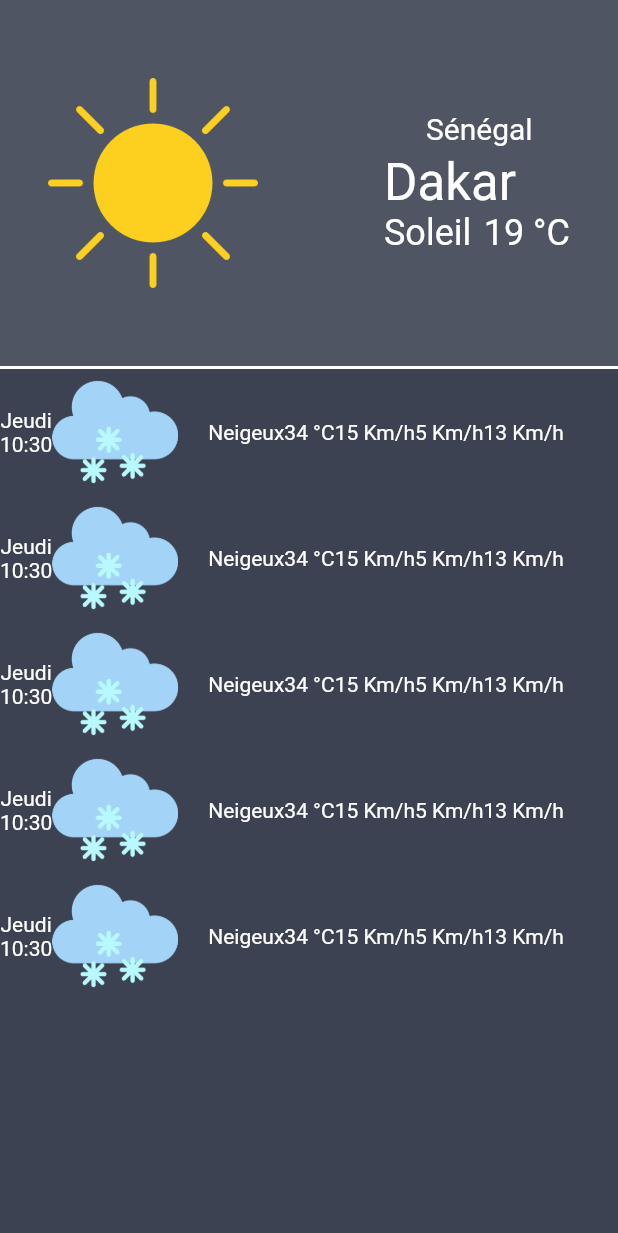
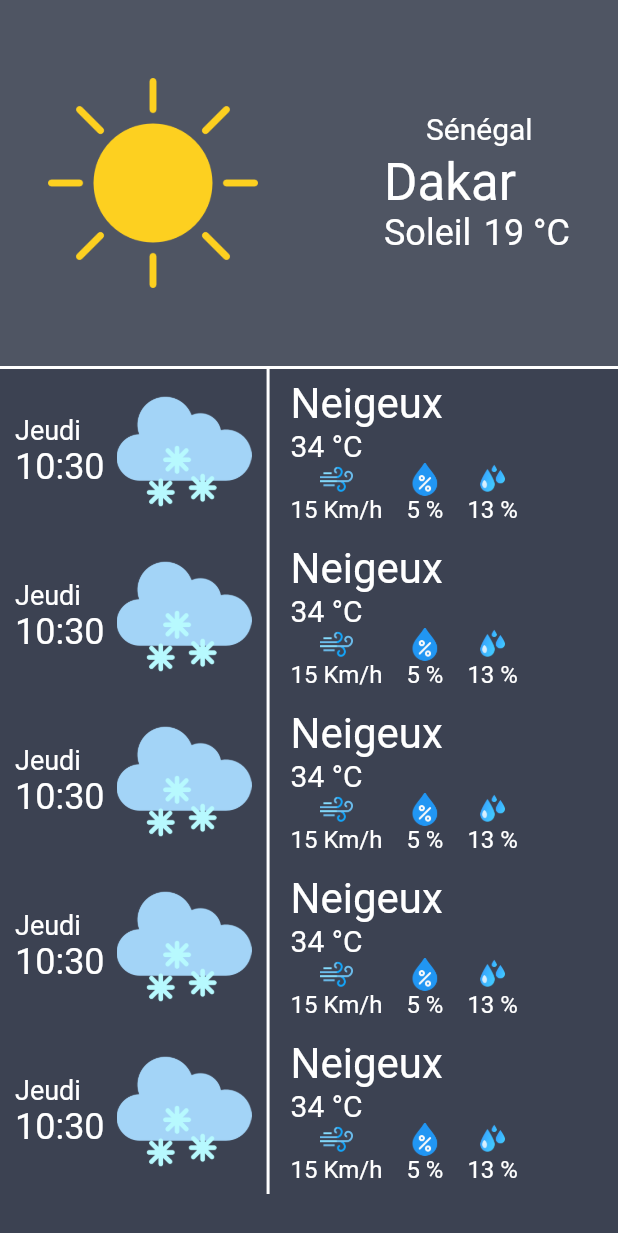
Before and after one commit to isyll/MeteoApp, a Flutter app: the screen it shows after launch, on a phone screen of 412 x 824 dp. Shown: the top 1233 px of the screen. Run offline on Flutter 3.47's test engine with Material 3 defaults, Android fonts, the phone set to English and light mode, and no system bars.

Commit message:
fix: style weather forecasts details

```diff
--- a/lib/services/weather_service.dart
+++ b/lib/services/weather_service.dart
@@ -30,7 +30,7 @@ class WeatherService {
 
   static String windSpeed(int windSpeed) => '$windSpeed Km/h';
 
-  static String chanceOfPrecipitations(int cop) => '$cop Km/h';
+  static String chanceOfPrecipitations(int cop) => '$cop %';
 
-  static String airHumidity(int airHumidity) => '$airHumidity Km/h';
+  static String airHumidity(int airHumidity) => '$airHumidity %';
 }
--- a/lib/widgets/weather_forecast.dart
+++ b/lib/widgets/weather_forecast.dart
@@ -7,10 +7,10 @@ import 'package:intl/intl.dart';
 class WeatherForecast extends StatelessWidget {
   const WeatherForecast({super.key, required this.forecasts});
 
-  final List<WeatherData> forecasts; // Prévision pour les prochains jours
+  final List<WeatherData> forecasts; // Prévisions des prochains jours
   final TextStyle defaultTextStyle = const TextStyle(
       color: Colors.white,
-      fontSize: 14.0,
+      fontSize: 16.0,
       fontWeight: FontWeight.normal,
       fontFamily: 'Roboto',
       decoration: TextDecoration.none);
@@ -37,54 +37,112 @@ class WeatherForecast extends StatelessWidget {
   }
 
   List<Widget> getForecastWidgets() {
-    return forecasts.map((f) {
-      return Row(children: [
+    return forecasts
+        .map((f) => Row(children: [_weatherSummary(f), _weatherDetails(f)]))
+        .toList();
+  }
+
+  Widget _weatherSummary(WeatherData wd) {
+    return Container(
+        decoration: const BoxDecoration(
+            border: Border(right: BorderSide(color: Colors.white, width: 2))),
+        child: Padding(
+          padding: const EdgeInsets.all(10.0),
+          child: Row(children: [
             Column(
+              crossAxisAlignment: CrossAxisAlignment.start,
               children: [
                 Text(
-              DateService.weekday(f.weatherDate.weekday),
-              style: defaultTextStyle,
+                  DateService.weekday(wd.weatherDate.weekday),
+                  style: const TextStyle(
+                      color: Colors.white,
+                      fontSize: 18.0,
+                      fontWeight: FontWeight.normal,
+                      fontFamily: 'Roboto',
+                      decoration: TextDecoration.none),
                 ),
                 Text(
-              DateFormat('HH:mm').format(f.weatherDate),
-              style: defaultTextStyle,
+                  DateFormat('HH:mm').format(wd.weatherDate),
+                  style: const TextStyle(
+                      color: Colors.white,
+                      fontSize: 24.0,
+                      fontWeight: FontWeight.normal,
+                      fontFamily: 'Roboto',
+                      decoration: TextDecoration.none),
                 ),
               ],
             ),
-        WeatherService.getWeatherIcon(f.weatherCode, width: 84.0),
-        const VerticalDivider(
+            Padding(
+                padding: const EdgeInsets.only(left: 8.0),
+                child:
+                    WeatherService.getWeatherIcon(wd.weatherCode, width: 90.0))
+          ]),
+        ));
+  }
+
+  Widget _weatherDetails(WeatherData wd) {
+    return Padding(
+      padding: const EdgeInsets.only(left: 14.0),
+      child: Column(crossAxisAlignment: CrossAxisAlignment.start, children: [
+        Text(WeatherService.getWeatherLabel(wd.weatherCode),
+            style: const TextStyle(
+                fontSize: 28.0,
                 color: Colors.white,
-          thickness: 2,
-          width: 20,
-          indent: 10,
-          endIndent: 10,
-        ),
+                fontWeight: FontWeight.normal,
+                fontFamily: 'Roboto',
+                decoration: TextDecoration.none)),
         Text(
-          WeatherService.getWeatherLabel(f.weatherCode),
-          style: defaultTextStyle,
-        ),
-        Text(
-          WeatherService.temperature(f.weather.temperature),
-          style: defaultTextStyle,
+          WeatherService.temperature(wd.weather.temperature),
+          style: const TextStyle(
+              fontSize: 20.0,
+              color: Colors.white,
+              fontWeight: FontWeight.normal,
+              fontFamily: 'Roboto',
+              decoration: TextDecoration.none),
         ),
         Row(
           children: [
+            Padding(
+              padding: const EdgeInsets.only(right: 16.0),
+              child: Column(children: [
+                Image.asset(
+                  'assets/images/wind_speed.png',
+                  width: 22,
+                ),
                 Text(
-              WeatherService.windSpeed(f.weather.windSpeed),
+                  WeatherService.windSpeed(wd.weather.windSpeed),
                   style: defaultTextStyle,
                 ),
+              ]),
+            ),
+            Padding(
+                padding: const EdgeInsets.only(right: 16.0),
+                child: Column(children: [
+                  Image.asset(
+                    'assets/images/humidity.png',
+                    width: 22,
+                  ),
                   Text(
-              WeatherService.airHumidity(f.weather.airHumidity),
+                    WeatherService.airHumidity(wd.weather.airHumidity),
                     style: defaultTextStyle,
+                  )
+                ])),
+            Column(
+              children: [
+                Image.asset(
+                  'assets/images/precipitations.png',
+                  width: 22,
                 ),
                 Text(
                   WeatherService.chanceOfPrecipitations(
-                  f.weather.chanceOfPrecipitations),
+                      wd.weather.chanceOfPrecipitations),
                   style: defaultTextStyle,
                 ),
               ],
             )
-      ]);
-    }).toList();
+          ],
+        )
+      ]),
+    );
   }
 }
--- a/pubspec.yaml
+++ b/pubspec.yaml
@@ -63,6 +63,9 @@ flutter:
     - assets/images/rainy.png
     - assets/images/snowy.png
     - assets/images/cloud.png
+    - assets/images/wind_speed.png
+    - assets/images/humidity.png
+    - assets/images/precipitations.png
 
   # An image asset can refer to one or more resolution-specific "variants", see
   # https://flutter.dev/assets-and-images/#resolution-aware
```
Also changed, not shown: assets/images/humidity.png (added), assets/images/precipitations.png (added), assets/images/wind_speed.png (added). Lines whose indentation alone changed are shown as unchanged.
